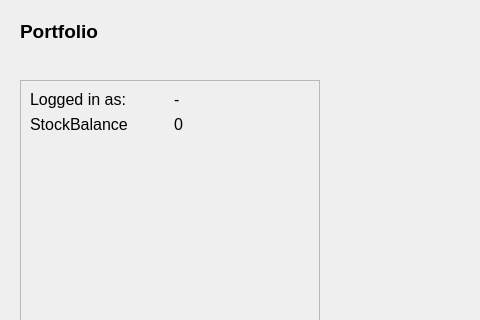
Qt form UI/main.ui (welshbrad/StockFlip) before a commit; both pictures show x 0 to 480 and y 0 to 320 of the 1074 by 641 pixel window.
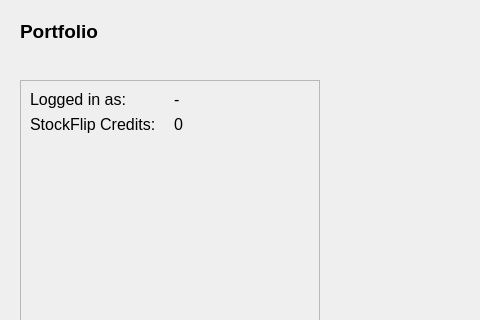
The same form after that commit.

Commit message: Made Portfolio a Singleton, fixed some things in the UI

```diff
--- a/UI/main.ui
+++ b/UI/main.ui
@@ -74,7 +74,7 @@
           </font>
          </property>
          <property name="text">
-          <string>StockBalance</string>
+          <string>StockFlip Credits:</string>
          </property>
         </widget>
        </item>
```
Left out of the diff: 2 changed lines with no effect on the pictures. The commit also changes 5 other files.
